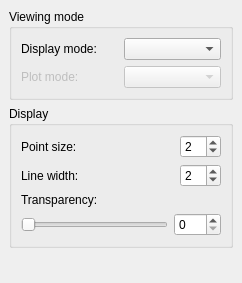
Qt form src/Gui/TaskView/TaskAppearance.ui (berndhahnebach/All_FreeCAD) before a commit.
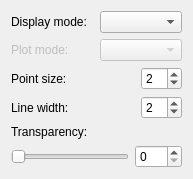
The same form after that commit.

```diff
--- a/src/Gui/TaskView/TaskAppearance.ui
+++ b/src/Gui/TaskView/TaskAppearance.ui
@@ -8,53 +8,197 @@
    <rect>
     <x>0</x>
     <y>0</y>
-    <width>242</width>
-    <height>283</height>
+    <width>193</width>
+    <height>174</height>
    </rect>
   </property>
   <property name="windowTitle" >
    <string>Form</string>
   </property>
-  <layout class="QGridLayout" >
-   <property name="margin" >
-    <number>9</number>
-   </property>
+  <layout class="QVBoxLayout" >
+   <item>
+    <layout class="QHBoxLayout" >
+     <property name="spacing" >
+      <number>6</number>
+     </property>
+     <property name="leftMargin" >
+      <number>0</number>
+     </property>
+     <property name="topMargin" >
+      <number>0</number>
+     </property>
+     <property name="rightMargin" >
+      <number>0</number>
+     </property>
+     <property name="bottomMargin" >
+      <number>0</number>
+     </property>
+     <item>
+      <widget class="QLabel" name="textLabel1" >
+       <property name="text" >
+        <string>Display mode:</string>
+       </property>
+      </widget>
+     </item>
+     <item>
+      <widget class="QComboBox" name="changeMode" />
+     </item>
+    </layout>
+   </item>
+   <item>
+    <layout class="QHBoxLayout" >
    <property name="spacing" >
     <number>6</number>
    </property>
-   <item row="2" column="0" >
+     <property name="leftMargin" >
+      <number>0</number>
+     </property>
+     <property name="topMargin" >
+      <number>0</number>
+     </property>
+     <property name="rightMargin" >
+      <number>0</number>
+     </property>
+     <property name="bottomMargin" >
+      <number>0</number>
+     </property>
+     <item>
+      <widget class="QLabel" name="textLabel1_3" >
+       <property name="enabled" >
+        <bool>false</bool>
+       </property>
+       <property name="text" >
+        <string>Plot mode:</string>
+       </property>
+      </widget>
+     </item>
+     <item>
+      <widget class="QComboBox" name="changePlot" >
+       <property name="enabled" >
+        <bool>false</bool>
+       </property>
+      </widget>
+     </item>
+    </layout>
+   </item>
+   <item>
+    <layout class="QHBoxLayout" >
+     <property name="spacing" >
+      <number>6</number>
+     </property>
+     <property name="leftMargin" >
+      <number>0</number>
+     </property>
+     <property name="topMargin" >
+      <number>0</number>
+     </property>
+     <property name="rightMargin" >
+      <number>0</number>
+     </property>
+     <property name="bottomMargin" >
+      <number>0</number>
+     </property>
+     <item>
+      <widget class="QLabel" name="textLabel2" >
+       <property name="text" >
+        <string>Point size:</string>
+       </property>
+      </widget>
+     </item>
+     <item>
     <spacer>
      <property name="orientation" >
-      <enum>Qt::Vertical</enum>
-     </property>
+        <enum>Qt::Horizontal</enum>
+       </property>
+       <property name="sizeType" >
+        <enum>QSizePolicy::Expanding</enum>
+       </property>
      <property name="sizeHint" >
       <size>
-       <width>20</width>
-       <height>40</height>
+         <width>71</width>
+         <height>20</height>
       </size>
      </property>
     </spacer>
    </item>
-   <item row="1" column="0" >
-    <widget class="QGroupBox" name="groupBox2" >
-     <property name="title" >
-      <string>Display</string>
-     </property>
-     <layout class="QGridLayout" >
-      <property name="margin" >
-       <number>9</number>
-      </property>
+     <item>
+      <widget class="QSpinBox" name="spinPointSize" >
+       <property name="minimum" >
+        <number>1</number>
+       </property>
+       <property name="maximum" >
+        <number>64</number>
+       </property>
+       <property name="value" >
+        <number>2</number>
+       </property>
+      </widget>
+     </item>
+    </layout>
+   </item>
+   <item>
+    <layout class="QHBoxLayout" >
       <property name="spacing" >
        <number>6</number>
       </property>
-      <item row="2" column="0" >
+     <property name="leftMargin" >
+      <number>0</number>
+     </property>
+     <property name="topMargin" >
+      <number>0</number>
+     </property>
+     <property name="rightMargin" >
+      <number>0</number>
+     </property>
+     <property name="bottomMargin" >
+      <number>0</number>
+     </property>
+     <item>
+      <widget class="QLabel" name="textLabel3" >
+       <property name="text" >
+        <string>Line width:</string>
+       </property>
+      </widget>
+     </item>
+     <item>
+      <spacer>
+       <property name="orientation" >
+        <enum>Qt::Horizontal</enum>
+       </property>
+       <property name="sizeType" >
+        <enum>QSizePolicy::Expanding</enum>
+       </property>
+       <property name="sizeHint" >
+        <size>
+         <width>71</width>
+         <height>20</height>
+        </size>
+       </property>
+      </spacer>
+     </item>
+     <item>
+      <widget class="QSpinBox" name="spinLineWidth" >
+       <property name="minimum" >
+        <number>1</number>
+       </property>
+       <property name="maximum" >
+        <number>64</number>
+       </property>
+       <property name="value" >
+        <number>2</number>
+       </property>
+      </widget>
+     </item>
+    </layout>
+   </item>
+   <item>
        <widget class="QLabel" name="textLabel1_2" >
         <property name="text" >
          <string>Transparency:</string>
         </property>
        </widget>
       </item>
-      <item row="3" column="0" >
+   <item>
        <layout class="QHBoxLayout" >
         <property name="margin" >
          <number>0</number>
@@ -62,6 +206,18 @@
         <property name="spacing" >
          <number>6</number>
         </property>
+     <property name="leftMargin" >
+      <number>0</number>
+     </property>
+     <property name="topMargin" >
+      <number>0</number>
+     </property>
+     <property name="rightMargin" >
+      <number>0</number>
+     </property>
+     <property name="bottomMargin" >
+      <number>0</number>
+     </property>
         <item>
          <widget class="QSlider" name="horizontalSlider" >
           <property name="maximum" >
@@ -75,9 +231,7 @@
         <item>
          <widget class="QSpinBox" name="spinTransparency" >
           <property name="sizePolicy" >
-           <sizepolicy>
-            <hsizetype>0</hsizetype>
-            <vsizetype>0</vsizetype>
+        <sizepolicy vsizetype="Fixed" hsizetype="Fixed" >
             <horstretch>0</horstretch>
             <verstretch>0</verstretch>
            </sizepolicy>
@@ -92,166 +246,8 @@
         </item>
        </layout>
       </item>
-      <item row="1" column="0" >
-       <layout class="QHBoxLayout" >
-        <property name="margin" >
-         <number>0</number>
-        </property>
-        <property name="spacing" >
-         <number>6</number>
-        </property>
-        <item>
-         <widget class="QLabel" name="textLabel3" >
-          <property name="text" >
-           <string>Line width:</string>
-          </property>
-         </widget>
-        </item>
-        <item>
-         <spacer>
-          <property name="orientation" >
-           <enum>Qt::Horizontal</enum>
-          </property>
-          <property name="sizeType" >
-           <enum>QSizePolicy::Expanding</enum>
-          </property>
-          <property name="sizeHint" >
-           <size>
-            <width>71</width>
-            <height>20</height>
-           </size>
-          </property>
-         </spacer>
-        </item>
-        <item>
-         <widget class="QSpinBox" name="spinLineWidth" >
-          <property name="maximum" >
-           <number>64</number>
-          </property>
-          <property name="minimum" >
-           <number>1</number>
-          </property>
-          <property name="value" >
-           <number>2</number>
-          </property>
-         </widget>
-        </item>
-       </layout>
-      </item>
-      <item row="0" column="0" >
-       <layout class="QHBoxLayout" >
-        <property name="margin" >
-         <number>0</number>
-        </property>
-        <property name="spacing" >
-         <number>6</number>
-        </property>
-        <item>
-         <widget class="QLabel" name="textLabel2" >
-          <property name="text" >
-           <string>Point size:</string>
-          </property>
-         </widget>
-        </item>
-        <item>
-         <spacer>
-          <property name="orientation" >
-           <enum>Qt::Horizontal</enum>
-          </property>
-          <property name="sizeType" >
-           <enum>QSizePolicy::Expanding</enum>
-          </property>
-          <property name="sizeHint" >
-           <size>
-            <width>71</width>
-            <height>20</height>
-           </size>
-          </property>
-         </spacer>
-        </item>
-        <item>
-         <widget class="QSpinBox" name="spinPointSize" >
-          <property name="maximum" >
-           <number>64</number>
-          </property>
-          <property name="minimum" >
-           <number>1</number>
-          </property>
-          <property name="value" >
-           <number>2</number>
-          </property>
-         </widget>
-        </item>
-       </layout>
-      </item>
-     </layout>
-    </widget>
-   </item>
-   <item row="0" column="0" >
-    <widget class="QGroupBox" name="groupBox1" >
-     <property name="title" >
-      <string>Viewing mode</string>
-     </property>
-     <layout class="QVBoxLayout" >
-      <property name="margin" >
-       <number>9</number>
-      </property>
-      <property name="spacing" >
-       <number>6</number>
-      </property>
-      <item>
-       <layout class="QHBoxLayout" >
-        <property name="margin" >
-         <number>0</number>
-        </property>
-        <property name="spacing" >
-         <number>6</number>
-        </property>
-        <item>
-         <widget class="QLabel" name="textLabel1" >
-          <property name="text" >
-           <string>Display mode:</string>
-          </property>
-         </widget>
-        </item>
-        <item>
-         <widget class="QComboBox" name="changeMode" />
-        </item>
-       </layout>
-      </item>
-      <item>
-       <layout class="QHBoxLayout" >
-        <property name="margin" >
-         <number>0</number>
-        </property>
-        <property name="spacing" >
-         <number>6</number>
-        </property>
-        <item>
-         <widget class="QLabel" name="textLabel1_3" >
-          <property name="enabled" >
-           <bool>false</bool>
-          </property>
-          <property name="text" >
-           <string>Plot mode:</string>
-          </property>
-         </widget>
-        </item>
-        <item>
-         <widget class="QComboBox" name="changePlot" >
-          <property name="enabled" >
-           <bool>false</bool>
-          </property>
-         </widget>
-        </item>
-       </layout>
-      </item>
-     </layout>
-    </widget>
-   </item>
-  </layout>
- </widget>
- <pixmapfunction></pixmapfunction>
+  </layout>
+ </widget>
  <resources/>
  <connections>
   <connection>
```
Left out of the diff: 6 changed lines with no effect on the pictures. Lines whose indentation alone changed are shown as unchanged.
